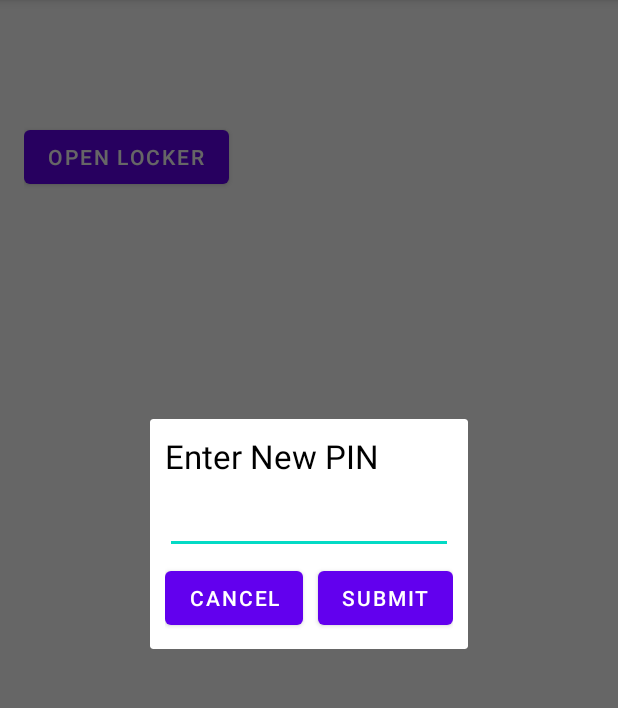
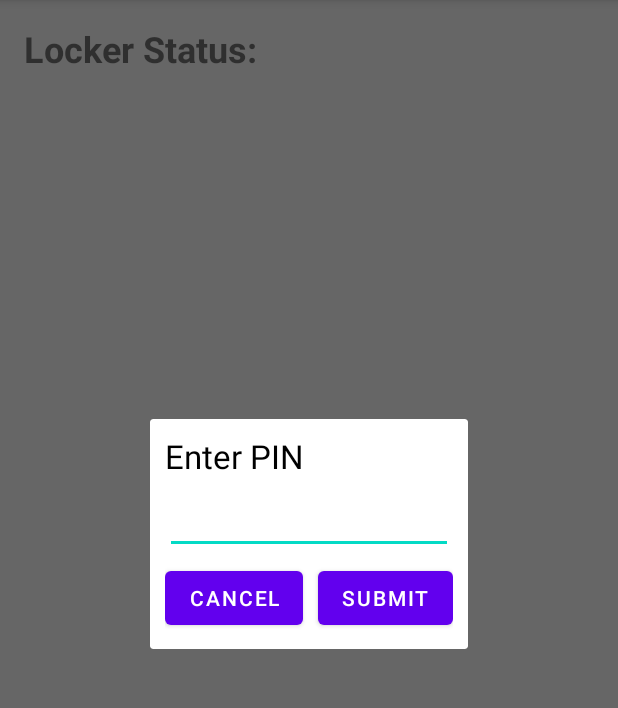
Before and after one commit to agrimsaharia/SmartSafe, an Android app: the screen it shows after launch once a user with an empty profile is signed in (MainActivity), in the options menu, after a tap on "Set/Reset PIN", on a phone screen of 412 x 824 dp, the part 84-792 px from its top. Run offline under Robolectric (Android 15) with nearby library versions, the phone set to English and light mode, and no system bars; our stand-ins replace Firebase (no records; nobody signed in at launch, a user with empty details on screens opened directly).

Commit message:
Added option to view history (incomplete) and minor UI changes

```diff
--- a/app/build.gradle
+++ b/app/build.gradle
@@ -39,12 +39,12 @@ dependencies {
     implementation 'androidx.appcompat:appcompat:1.6.1'
     implementation 'com.google.android.material:material:1.8.0'
     implementation 'androidx.constraintlayout:constraintlayout:2.1.4'
-    implementation 'com.google.firebase:firebase-auth-ktx:21.0.3'
     testImplementation 'junit:junit:4.13.2'
     androidTestImplementation 'androidx.test.ext:junit:1.1.5'
     androidTestImplementation 'androidx.test.espresso:espresso-core:3.5.1'
 
     implementation platform('com.google.firebase:firebase-bom:31.4.0')
+    implementation 'com.google.firebase:firebase-auth-ktx'
     implementation 'com.google.firebase:firebase-database'
     implementation 'com.google.firebase:firebase-messaging'
 }
--- a/app/src/main/AndroidManifest.xml
+++ b/app/src/main/AndroidManifest.xml
@@ -11,6 +11,9 @@
         android:supportsRtl="true"
         android:theme="@style/Theme.SmartSafe"
         tools:targetApi="31">
+        <activity
+            android:name=".HistoryActivity"
+            android:exported="false" />
         <activity
             android:name=".RegisterActivity"
             android:exported="false" />
--- /dev/null
+++ b/app/src/main/java/com/example/smartsafe/models/HistoryItem.kt
@@ -0,0 +1,3 @@
+package com.example.smartsafe.models
+
+data class HistoryItem(val timestamp: Long, val imageUrl: String, val id: String)
--- a/app/src/main/res/layout/activity_main.xml
+++ b/app/src/main/res/layout/activity_main.xml
@@ -1,26 +1,34 @@
 <?xml version="1.0" encoding="utf-8"?>
-<RelativeLayout xmlns:android="http://schemas.android.com/apk/res/android"
-    xmlns:app="http://schemas.android.com/apk/res-auto"
+<LinearLayout xmlns:android="http://schemas.android.com/apk/res/android"
     xmlns:tools="http://schemas.android.com/tools"
     android:layout_width="match_parent"
     android:layout_height="match_parent"
     android:padding="16dp"
-    tools:context=".MainActivity">
+    tools:context=".MainActivity"
+    android:orientation="vertical">
 
-    <TextView
-        android:id="@+id/tv_status"
+    <LinearLayout
+        android:id="@+id/llLockerStatus"
         android:layout_width="match_parent"
         android:layout_height="wrap_content"
-        android:text="@string/locker_status"
-        android:textSize="24sp"
-        android:textStyle="bold" />
+        android:orientation="horizontal">
 
-    <Button
-        android:id="@+id/btn_open_locker"
-        android:layout_width="wrap_content"
-        android:layout_height="wrap_content"
-        android:layout_below="@id/tv_status"
-        android:layout_marginTop="32dp"
-        android:text="@string/open_locker" />
+        <TextView
+            android:id="@+id/tv_LockerStatus"
+            android:layout_width="0dp"
+            android:layout_height="wrap_content"
+            android:layout_weight="1"
+            android:text="@string/locker_status"
+            android:textSize="24sp"
+            android:textStyle="bold" />
 
-</RelativeLayout>
+        <TextView
+            android:id="@+id/tv_statusValue"
+            android:layout_width="0dp"
+            android:layout_height="wrap_content"
+            android:layout_weight="1"
+            android:textSize="24sp"
+            android:textStyle="bold" />
+    </LinearLayout>
+
+</LinearLayout>
--- a/app/src/main/res/layout/pin_set_dialog.xml
+++ b/app/src/main/res/layout/ask_pin_dialog.xml
@@ -7,10 +7,10 @@
     android:orientation="vertical">
 
     <TextView
-        android:id="@+id/tv_set_lock_pin"
+        android:id="@+id/tv_lock_pin"
         android:layout_width="match_parent"
         android:layout_height="wrap_content"
-        android:text="@string/enter_new_pin"
+        android:text="@string/enter_pin"
         android:textColor="@color/black"
         android:textSize="22sp" />
 
--- a/app/src/main/res/menu/menu.xml
+++ b/app/src/main/res/menu/menu.xml
@@ -2,8 +2,16 @@
 <menu xmlns:android="http://schemas.android.com/apk/res/android">
 
     <item
+        android:id="@+id/history"
+        android:title="@string/view_history"
+        />
+    <item
         android:id="@+id/set_pin"
         android:title="@string/set_reset_pin"
+        />
+    <item
+        android:id="@+id/unlock_locker"
+        android:title="@string/unlock_locker"
         />
     <item
         android:id="@+id/logout"
--- a/app/src/main/res/values/strings.xml
+++ b/app/src/main/res/values/strings.xml
@@ -1,6 +1,6 @@
 <resources>
     <string name="app_name">SmartSafe</string>
-    <string name="locker_status">Locker Status</string>
+    <string name="locker_status">Locker Status: </string>
     <string name="open_locker">Open Locker</string>
     <string name="set_password">Set Password</string>
     <string name="show_history">Show History</string>
@@ -23,4 +23,7 @@
     <string name="set_reset_pin">Set/Reset PIN</string>
     <string name="enter_new_pin">Enter New PIN</string>
     <string name="enter_arduino_ID">Enter Arduino ID to link</string>
+    <string name="view_history">View Access History</string>
+    <string name="unlock_locker">Unlock Locker</string>
+    <string name="enter_pin">Enter PIN</string>
 </resources>
```
Also changed, not shown: app/src/main/java/com/example/smartsafe/HistoryActivity.kt (added, +74 -0 lines), app/src/main/java/com/example/smartsafe/MainActivity.kt (+41 -2 lines), app/src/main/java/com/example/smartsafe/models/HistoryAdapter.kt (added, +45 -0 lines), app/src/main/res/drawable/ic_image_placeholder.xml (added, +10 -0 lines), app/src/main/res/layout/activity_history.xml (added, +13 -0 lines), app/src/main/res/layout/list_item_history.xml (added, +36 -0 lines).
